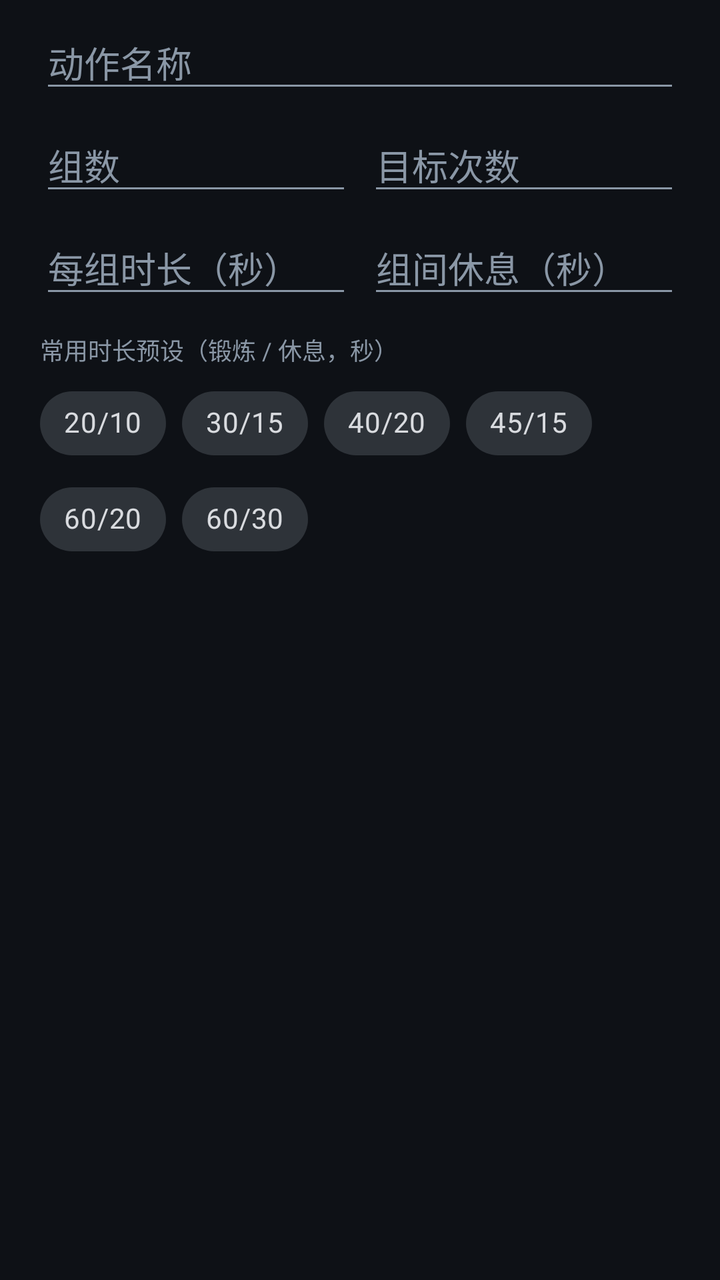
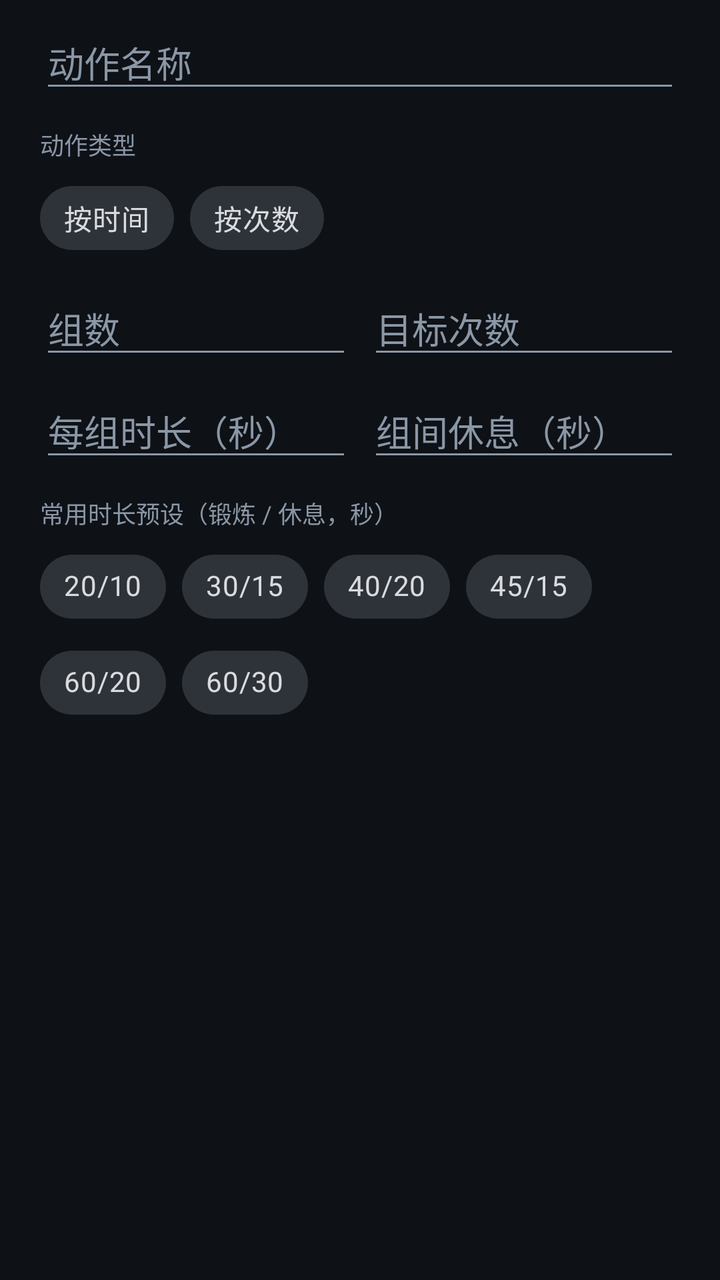

Compare the two renders of this Android layout. The source of the first and the diff that turns it into the second are given below.
<!-- AndroidManifest.xml: application theme Theme.TrainAlaram -->
<!-- res/layout/dialog_exercise_edit.xml -->
<?xml version="1.0" encoding="utf-8"?>
<LinearLayout xmlns:android="http://schemas.android.com/apk/res/android"
    android:layout_width="match_parent"
    android:layout_height="wrap_content"
    android:orientation="vertical"
    android:paddingStart="20dp"
    android:paddingTop="8dp"
    android:paddingEnd="20dp"
    android:paddingBottom="4dp">

    <EditText
        android:id="@+id/input_name"
        android:layout_width="match_parent"
        android:layout_height="wrap_content"
        android:hint="@string/exercise_name"
        android:importantForAutofill="no"
        android:inputType="text"
        android:maxLength="24"
        android:maxLines="1"
        android:textColor="@color/text_primary"
        android:textColorHint="@color/text_secondary" />

    <LinearLayout
        android:layout_width="match_parent"
        android:layout_height="wrap_content"
        android:layout_marginTop="8dp"
        android:orientation="horizontal">

        <EditText
            android:id="@+id/input_sets"
            android:layout_width="0dp"
            android:layout_height="wrap_content"
            android:layout_weight="1"
            android:hint="@string/exercise_sets"
            android:importantForAutofill="no"
            android:inputType="number"
            android:maxLines="1"
            android:textColor="@color/text_primary"
            android:textColorHint="@color/text_secondary" />

        <EditText
            android:id="@+id/input_reps"
            android:layout_width="0dp"
            android:layout_height="wrap_content"
            android:layout_marginStart="8dp"
            android:layout_weight="1"
            android:hint="@string/exercise_reps"
            android:importantForAutofill="no"
            android:inputType="number"
            android:maxLines="1"
            android:textColor="@color/text_primary"
            android:textColorHint="@color/text_secondary" />
    </LinearLayout>

    <LinearLayout
        android:layout_width="match_parent"
        android:layout_height="wrap_content"
        android:layout_marginTop="8dp"
        android:orientation="horizontal">

        <EditText
            android:id="@+id/input_work"
            android:layout_width="0dp"
            android:layout_height="wrap_content"
            android:layout_weight="1"
            android:hint="@string/exercise_work"
            android:importantForAutofill="no"
            android:inputType="number"
            android:maxLines="1"
            android:textColor="@color/text_primary"
            android:textColorHint="@color/text_secondary" />

        <EditText
            android:id="@+id/input_rest"
            android:layout_width="0dp"
            android:layout_height="wrap_content"
            android:layout_marginStart="8dp"
            android:layout_weight="1"
            android:hint="@string/exercise_rest"
            android:importantForAutofill="no"
            android:inputType="number"
            android:maxLines="1"
            android:textColor="@color/text_primary"
            android:textColorHint="@color/text_secondary" />
    </LinearLayout>

    <TextView
        android:layout_width="match_parent"
        android:layout_height="wrap_content"
        android:layout_marginTop="12dp"
        android:text="@string/exercise_presets"
        android:textColor="@color/text_secondary"
        android:textSize="12sp" />

    <com.google.android.material.chip.ChipGroup
        android:id="@+id/chip_presets"
        android:layout_width="match_parent"
        android:layout_height="wrap_content"
        android:layout_marginTop="4dp"
        app:singleSelection="true"
        xmlns:app="http://schemas.android.com/apk/res-auto">

        <com.google.android.material.chip.Chip
            style="@style/Widget.MaterialComponents.Chip.Choice"
            android:layout_width="wrap_content"
            android:layout_height="wrap_content"
            android:tag="20/10"
            android:text="20/10" />

        <com.google.android.material.chip.Chip
            style="@style/Widget.MaterialComponents.Chip.Choice"
            android:layout_width="wrap_content"
            android:layout_height="wrap_content"
            android:tag="30/15"
            android:text="30/15" />

        <com.google.android.material.chip.Chip
            style="@style/Widget.MaterialComponents.Chip.Choice"
            android:layout_width="wrap_content"
            android:layout_height="wrap_content"
            android:tag="40/20"
            android:text="40/20" />

        <com.google.android.material.chip.Chip
            style="@style/Widget.MaterialComponents.Chip.Choice"
            android:layout_width="wrap_content"
            android:layout_height="wrap_content"
            android:tag="45/15"
            android:text="45/15" />

        <com.google.android.material.chip.Chip
            style="@style/Widget.MaterialComponents.Chip.Choice"
            android:layout_width="wrap_content"
            android:layout_height="wrap_content"
            android:tag="60/20"
            android:text="60/20" />

        <com.google.android.material.chip.Chip
            style="@style/Widget.MaterialComponents.Chip.Choice"
            android:layout_width="wrap_content"
            android:layout_height="wrap_content"
            android:tag="60/30"
            android:text="60/30" />
    </com.google.android.material.chip.ChipGroup>
</LinearLayout>
<!-- resources referenced by this layout -->
<resources>
  <color name="text_primary">#FFF2F5F8</color>
  <color name="text_secondary">#FF8A97A6</color>
  <string name="exercise_name">动作名称</string>
  <string name="exercise_presets">常用时长预设（锻炼 / 休息，秒）</string>
  <string name="exercise_reps">目标次数</string>
  <string name="exercise_rest">组间休息（秒）</string>
  <string name="exercise_sets">组数</string>
  <string name="exercise_work">每组时长（秒）</string>
  <style name="Theme.TrainAlaram" parent="Theme.MaterialComponents.NoActionBar">
          <item name="colorPrimary">@color/accent_work</item>
          <item name="colorPrimaryVariant">@color/accent_work</item>
          <item name="colorOnPrimary">@color/on_accent</item>
          <item name="colorSecondary">@color/accent_rest</item>
          <item name="colorSecondaryVariant">@color/accent_rest</item>
          <item name="colorOnSecondary">@color/on_accent</item>
          <item name="colorSurface">@color/surface</item>
          <item name="colorOnSurface">@color/text_primary</item>
          <item name="android:colorBackground">@color/bg</item>
          <item name="android:windowBackground">@color/bg</item>
          <item name="android:statusBarColor" tools:targetApi="l">@color/bg</item>
          <item name="android:navigationBarColor" tools:targetApi="l">@color/bg</item>
          <item name="android:textColorPrimary">@color/text_primary</item>
          <item name="android:textColorSecondary">@color/text_secondary</item>
          <item name="android:textColorHint">@color/text_secondary</item>
      </style>
  <color name="accent_work">#FFFF6B35</color>
  <color name="on_accent">#FF0E1116</color>
  <color name="accent_rest">#FF2FC4B2</color>
  <color name="surface">#FF181D24</color>
  <color name="bg">#FF0E1116</color>
</resources>

<!-- the commit's change to res/layout/dialog_exercise_edit.xml (unified diff, before → after) -->
@@ -1,5 +1,6 @@
 <?xml version="1.0" encoding="utf-8"?>
 <LinearLayout xmlns:android="http://schemas.android.com/apk/res/android"
+    xmlns:app="http://schemas.android.com/apk/res-auto"
     android:layout_width="match_parent"
     android:layout_height="wrap_content"
     android:orientation="vertical"
@@ -19,6 +20,46 @@
         android:maxLines="1"
         android:textColor="@color/text_primary"
         android:textColorHint="@color/text_secondary" />
+
+    <TextView
+        android:layout_width="match_parent"
+        android:layout_height="wrap_content"
+        android:layout_marginTop="12dp"
+        android:text="@string/exercise_mode"
+        android:textColor="@color/text_secondary"
+        android:textSize="12sp" />
+
+    <com.google.android.material.chip.ChipGroup
+        android:id="@+id/chip_mode"
+        android:layout_width="match_parent"
+        android:layout_height="wrap_content"
+        android:layout_marginTop="4dp"
+        app:singleSelection="true">
+
+        <com.google.android.material.chip.Chip
+            android:id="@+id/chip_mode_time"
+            style="@style/Widget.MaterialComponents.Chip.Choice"
+            android:layout_width="wrap_content"
+            android:layout_height="wrap_content"
+            android:text="@string/exercise_mode_time" />
+
+        <com.google.android.material.chip.Chip
+            android:id="@+id/chip_mode_reps"
+            style="@style/Widget.MaterialComponents.Chip.Choice"
+            android:layout_width="wrap_content"
+            android:layout_height="wrap_content"
+            android:text="@string/exercise_mode_reps" />
+    </com.google.android.material.chip.ChipGroup>
+
+    <TextView
+        android:id="@+id/tv_mode_hint"
+        android:layout_width="match_parent"
+        android:layout_height="wrap_content"
+        android:layout_marginTop="4dp"
+        android:text="@string/exercise_mode_reps_hint"
+        android:textColor="@color/text_secondary"
+        android:textSize="12sp"
+        android:visibility="gone" />
 
     <LinearLayout
         android:layout_width="match_parent"
@@ -85,6 +126,7 @@
     </LinearLayout>
 
     <TextView
+        android:id="@+id/tv_presets_label"
         android:layout_width="match_parent"
         android:layout_height="wrap_content"
         android:layout_marginTop="12dp"
@@ -97,8 +139,7 @@
         android:layout_width="match_parent"
         android:layout_height="wrap_content"
         android:layout_marginTop="4dp"
-        app:singleSelection="true"
-        xmlns:app="http://schemas.android.com/apk/res-auto">
+        app:singleSelection="true">
 
         <com.google.android.material.chip.Chip
             style="@style/Widget.MaterialComponents.Chip.Choice"
<!-- resource entries referenced after the edit -->
@@ -2,6 +2,10 @@
 <resources>
   <color name="text_primary">#FFF2F5F8</color>
   <color name="text_secondary">#FF8A97A6</color>
+  <string name="exercise_mode">动作类型</string>
+  <string name="exercise_mode_reps">按次数</string>
+  <string name="exercise_mode_reps_hint">次数型动作没有倒计时：做完后点击「完成本组」结算，耗时按实际记录</string>
+  <string name="exercise_mode_time">按时间</string>
   <string name="exercise_name">动作名称</string>
   <string name="exercise_presets">常用时长预设（锻炼 / 休息，秒）</string>
   <string name="exercise_reps">目标次数</string>
